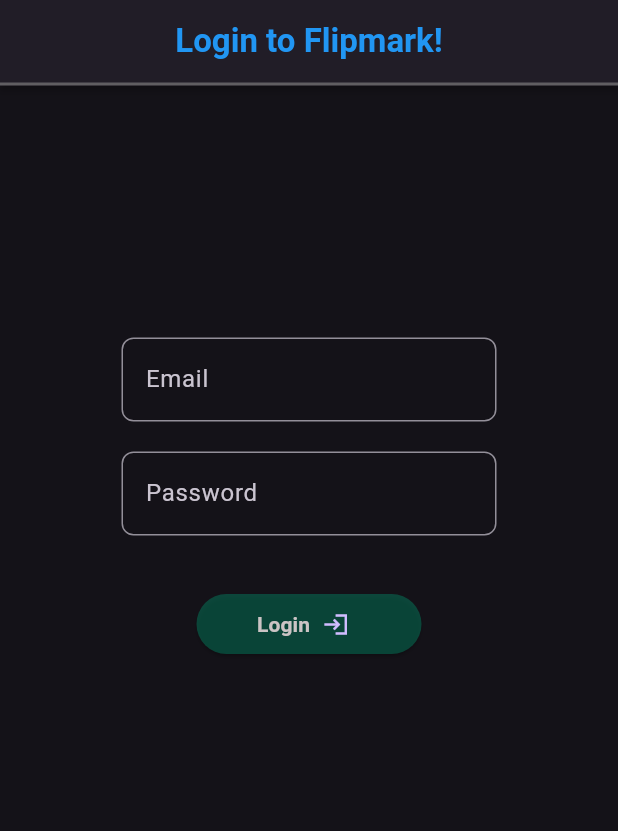
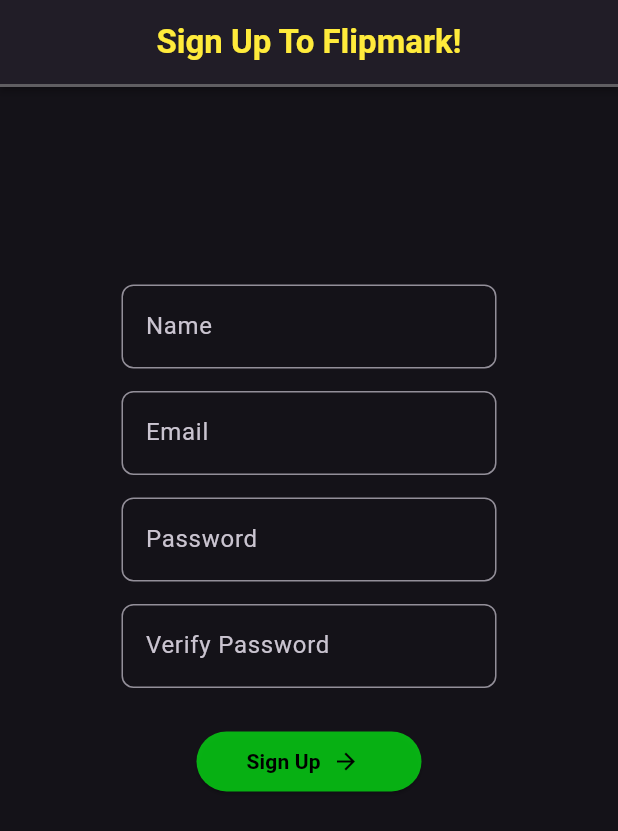
Before and after one commit to aplpteam/flipmark, a Flutter app: the screen it shows after launch, on a phone screen of 412 x 824 dp. Shown: the top 831 px of the screen. Run offline on Flutter 3.47's test engine with Material 3 defaults, Android fonts, the phone set to English and light mode, and no system bars.

Commit message:
merging branch

```diff
--- a/flipmark/lib/features/auth/login_page.dart
+++ b/flipmark/lib/features/auth/login_page.dart
@@ -1,4 +1,7 @@
 import 'package:flutter/material.dart';
+import 'widgets/auth_field_widget.dart';
+import 'widgets/enter_button_widget.dart';
+import 'widgets/auth_appbar_widget.dart';
 
 class LoginPage extends StatefulWidget {
   const LoginPage({super.key});
@@ -14,7 +17,7 @@
   @override
   Widget build(BuildContext context) {
     return Scaffold(
-      appBar: _genAppBar(),
+      appBar: AuthAppBar(title: 'Login to Flipmark'),
       body: Padding(
         padding: const EdgeInsets.all(8.0),
         child: SingleChildScrollView(
@@ -29,7 +32,6 @@
       ),
     );
   }
-}
 
   List<Widget> _genChildren(
     TextEditingController emailController,
@@ -37,99 +39,27 @@
   ) {
     List<Widget> children = [
       SizedBox(height: 160),
-    _EmailUi(controller: emailController),
+      AuthTextField(
+        controller: emailController,
+        labelText: 'Email',
+        keyboardType: TextInputType.emailAddress,
+      ),
       SizedBox(height: 20),
-    _PasswordUi(controller: passwordController),
+      AuthTextField(
+        controller: passwordController,
+        labelText: 'Password',
+        obscureText: true,
+        keyboardType: TextInputType.visiblePassword,
+      ),
       SizedBox(height: 35),
-    SizedBox(
-      width: 150,
-      child: ElevatedButton.icon(
-        icon: const Icon(Icons.login_sharp),
-        label: const Text(
-          'Login',
-          style: TextStyle(
-            color: Color.fromARGB(255, 203, 196, 196),
-            fontWeight: FontWeight.bold,
-          ),
-        ),
-        iconAlignment: IconAlignment.end,
-        style: ButtonStyle(
-          backgroundColor: WidgetStatePropertyAll<Color>(
-            const Color.fromARGB(88, 0, 172, 126),
-          ),
-        ),
+      EnterButton(
+        label: 'Login',
         onPressed: () {
-          //logic if user enters wrong password/email/both/etc
-          //firebase part
           print(emailController.text);
           print(passwordController.text);
         },
       ),
-    ),
     ];
     return children;
   }
-
-PreferredSizeWidget _genAppBar() {
-  return AppBar(
-    title: Text(
-      "Login to Flipmark!",
-      style: TextStyle(
-        fontWeight: FontWeight.bold,
-        fontStyle: FontStyle.normal,
-        color: Colors.blue,
-      ),
-    ),
-    centerTitle: true,
-    elevation: 2,
-    shadowColor: Colors.black,
-    bottom: PreferredSize(
-      preferredSize: const Size.fromHeight(1.0),
-      child: Container(
-        height: 2,
-        color: const Color.fromRGBO(158, 158, 158, 0.5),
-      ),
-    ),
-  );
 }
-
-class _EmailUi extends StatelessWidget {
-  const _EmailUi({required this.controller});
-
-  final TextEditingController controller;
-  @override
-  Widget build(BuildContext build) {
-    return SizedBox(
-      width: 250,
-      child: TextField(
-        decoration: InputDecoration(
-          border: OutlineInputBorder(borderRadius: BorderRadius.circular(8.0)),
-          labelText: 'Email',
-        ),
-        controller: controller,
-        keyboardType: TextInputType.emailAddress,
-      ),
-    );
-  }
-}
-
-class _PasswordUi extends StatelessWidget {
-  const _PasswordUi({required this.controller});
-
-  final TextEditingController controller;
-  @override
-  Widget build(BuildContext build) {
-    return SizedBox(
-      width: 250,
-      child: TextField(
-        decoration: InputDecoration(
-          border: OutlineInputBorder(borderRadius: BorderRadius.circular(8.0)),
-          labelText: 'Password',
-        ),
-        controller: controller,
-        keyboardType: TextInputType.visiblePassword,
-        obscureText: true,
-      ),
-    );
-  }
-}
--- /dev/null
+++ b/flipmark/lib/features/auth/signup_page.dart
@@ -0,0 +1,67 @@
+import 'package:flutter/material.dart';
+
+import 'widgets/auth_appbar_widget.dart';
+import 'widgets/auth_field_widget.dart';
+import 'widgets/enter_button_widget.dart';
+
+class SignUpPage extends StatelessWidget {
+  SignUpPage({super.key});
+
+  final TextEditingController _nameController = TextEditingController();
+  final TextEditingController _emailController = TextEditingController();
+  final TextEditingController _passwordController = TextEditingController();
+  final TextEditingController _verifyPasswordController = TextEditingController();
+
+  @override
+  Widget build(BuildContext context) {
+    return Scaffold(
+      appBar: AuthAppBar(
+        title: 'Sign Up To Flipmark!',
+        textColor: Colors.yellow,
+      ),
+      body: Padding(
+        padding: const EdgeInsets.all(8.0),
+        child: SingleChildScrollView(
+          child: Center(
+            child: Column(
+              mainAxisAlignment: MainAxisAlignment.center,
+              crossAxisAlignment: CrossAxisAlignment.center,
+              children: [
+                SizedBox(height: MediaQuery.of(context).size.height * 0.15),
+                AuthTextField(controller: _nameController, labelText: 'Name'),
+                SizedBox(height: 15),
+                AuthTextField(
+                  controller: _emailController,
+                  labelText: 'Email',
+                  keyboardType: TextInputType.emailAddress,
+                ),
+                SizedBox(height: 15),
+                AuthTextField(
+                  controller: _passwordController,
+                  labelText: 'Password',
+                  keyboardType: TextInputType.visiblePassword,
+                  obscureText: true,
+                ),
+                SizedBox(height: 15),
+                AuthTextField(
+                  controller: _verifyPasswordController,
+                  labelText: 'Verify Password',
+                  keyboardType: TextInputType.visiblePassword,
+                  obscureText: true,
+                ),
+                SizedBox(height: 25),
+                EnterButton(
+                  label: 'Sign Up',
+                  onPressed: () {
+                    print("pressed");
+                  },
+                  icon: Icon(Icons.arrow_forward),
+                ),
+              ],
+            ),
+          ),
+        ),
+      ),
+    );
+  }
+}
--- /dev/null
+++ b/flipmark/lib/features/auth/widgets/auth_appbar_widget.dart
@@ -0,0 +1,36 @@
+import 'package:flutter/material.dart';
+
+class AuthAppBar extends StatelessWidget implements PreferredSizeWidget {
+  const AuthAppBar({
+    super.key,
+    required this.title,
+    this.textColor = Colors.blue,
+  });
+  final String title;
+  final Color textColor;
+  @override
+  Size get preferredSize => const Size.fromHeight(kToolbarHeight + 2);
+  @override
+  Widget build(BuildContext context) {
+    return AppBar(
+      title: Text(
+        title,
+        style: TextStyle(
+          fontWeight: FontWeight.bold,
+          fontStyle: FontStyle.normal,
+          color: textColor,
+        ),
+      ),
+      centerTitle: true,
+      elevation: 2,
+      shadowColor: Colors.black,
+      bottom: PreferredSize(
+        preferredSize: const Size.fromHeight(1.0),
+        child: Container(
+          height: 2,
+          color: const Color.fromRGBO(158, 158, 158, 0.5),
+        ),
+      ),
+    );
+  }
+}
--- /dev/null
+++ b/flipmark/lib/features/auth/widgets/auth_field_widget.dart
@@ -0,0 +1,32 @@
+import 'package:flutter/material.dart';
+
+
+class AuthTextField extends StatelessWidget {
+  const AuthTextField({
+    super.key,
+    required this.controller,
+    required this.labelText,
+    this.keyboardType = TextInputType.text,
+    this.obscureText = false,
+    });
+
+  final TextEditingController controller;
+  final String labelText;
+  final TextInputType keyboardType;
+  final bool obscureText;
+  @override
+  Widget build(BuildContext build) {
+    return SizedBox(
+      width: 250,
+      child: TextField(
+        decoration: InputDecoration(
+          border: OutlineInputBorder(borderRadius: BorderRadius.circular(8.0)),
+          labelText: labelText,
+        ),
+        controller: controller,
+        keyboardType: keyboardType,
+        obscureText: obscureText,
+      ),
+    );
+  }
+}
--- /dev/null
+++ b/flipmark/lib/features/auth/widgets/enter_button_widget.dart
@@ -0,0 +1,37 @@
+import 'package:flutter/material.dart';
+
+class EnterButton extends StatelessWidget {
+  const EnterButton({
+    super.key,
+    required this.label,
+    required this.onPressed,
+    this.icon = const Icon(Icons.login_sharp),
+  });
+
+  final String label;
+  final VoidCallback onPressed;
+  final Icon icon;
+
+  @override
+  Widget build(BuildContext context) {
+    return SizedBox(
+      width: 150,
+      child: ElevatedButton.icon(
+        icon: icon,
+        label: Text(
+          label,
+          style: TextStyle(fontWeight: FontWeight.bold),
+        ),
+        iconAlignment: IconAlignment.end,
+        style: ButtonStyle(
+          backgroundColor: WidgetStatePropertyAll<Color>(
+            const Color.fromARGB(208, 6, 213, 20),
+          ),
+          foregroundColor: WidgetStatePropertyAll<Color>(Colors.black),
+        ),
+        onPressed: onPressed,
+        autofocus: true,
+      ),
+    );
+  }
+}
--- a/flipmark/lib/main.dart
+++ b/flipmark/lib/main.dart
@@ -2,6 +2,7 @@
 import 'package:flutter/material.dart';
 
 import './features/auth/login_page.dart';
+import 'features/auth/signup_page.dart';
 
 void main() {
   runApp(MyApp());
@@ -14,7 +15,7 @@
   @override
   Widget build(BuildContext context) {
     return MaterialApp(
-        home: LoginPage(),
+        home: SignUpPage(),
         themeMode: ThemeMode.dark,
         darkTheme: ThemeData.dark(),
       );
```
Also changed, not shown: flipmark/lib/features/auth/signup_screen.dart (deleted). Lines whose indentation alone changed are shown as unchanged.
